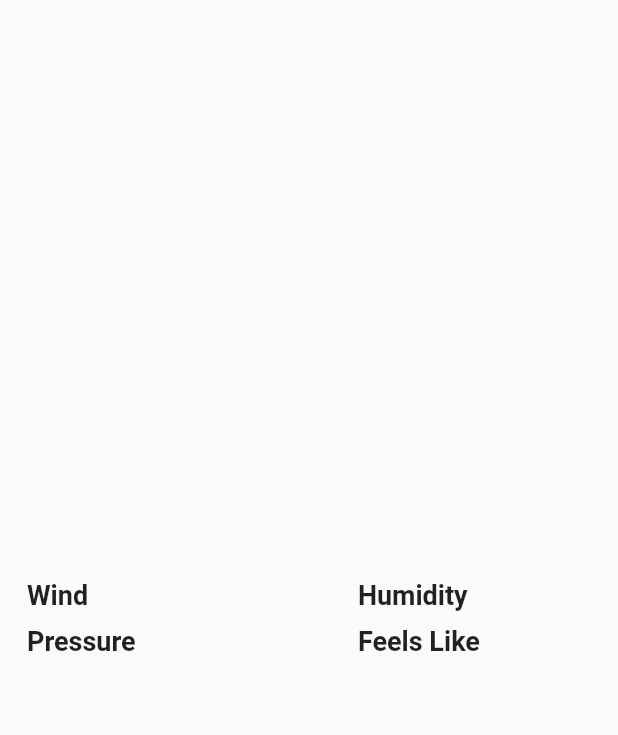
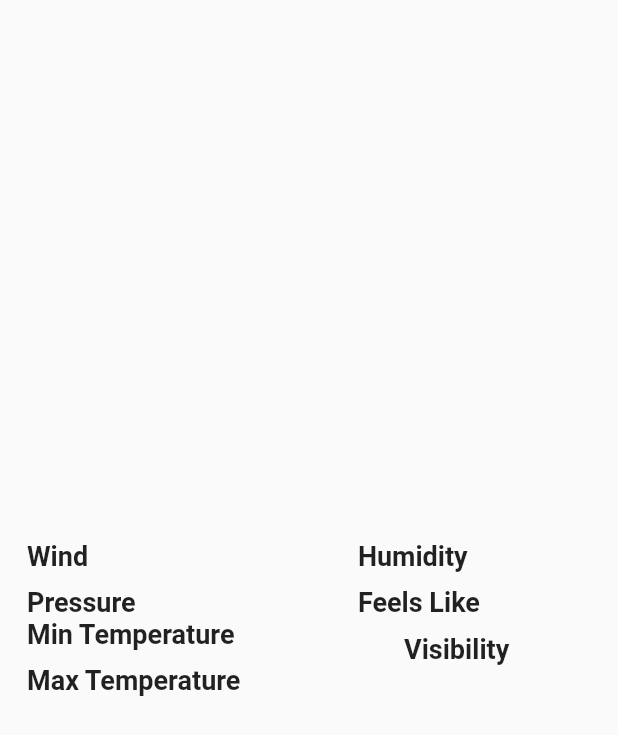
Before and after one commit to anishbasnet027/Weather_API, a Flutter app: what additionalInformation() shows on an empty page, opened directly with empty values, on a phone screen of 412 x 824 dp. Shown: the top 735 px of the screen. Run offline on Flutter 3.47's test engine with Material 2 defaults, Android fonts, the phone set to English and light mode, and no system bars; network calls fail.

Commit message:
done first phase

```diff
--- a/lib/main.dart
+++ b/lib/main.dart
@@ -64,8 +64,14 @@ class _HomePageState extends State<HomePage> {
                   SizedBox(
                     height: 20,
                   ),
-                  additionalInformation("${data!.wind}", "${data!.feels_like}",
-                      "${data!.humidity}", "${data!.pressure}"),
+                  additionalInformation(
+                      "${data!.wind}",
+                      "${data!.feels_like}",
+                      "${data!.humidity}",
+                      "${data!.pressure}",
+                      "${data!.minTemperature}",
+                      "${data!.maxTemperature}",
+                      "${data!.visibility}"),
                   SizedBox(
                     height: 12,
                   ),
--- a/lib/models/weather_models.dart
+++ b/lib/models/weather_models.dart
@@ -4,19 +4,25 @@ class Weather {
   double? latitude;
   double? longitude;
   double? temperature;
+  double? minTemperature;
+  double? maxTemperature;
   double? wind;
   int? humidity;
   double? feels_like;
   int? pressure;
   String? name;
+  String? visibility;
 
   Weather(
       {required this.latitude,
       this.longitude,
       this.temperature,
+      this.minTemperature,
+      this.maxTemperature,
       this.wind,
       this.humidity,
       this.feels_like,
+      this.visibility,
       this.name,
       this.pressure});
 
@@ -24,10 +30,13 @@ class Weather {
     latitude = json["coord"]["lat"];
     longitude = json["coord"]["lon"];
     temperature = json["main"]["temp"];
+    minTemperature = json["main"]["temp_min"];
     wind = json["wind"]["speed"];
     humidity = json["main"]["humidity"];
     feels_like = json["main"]["feels_like"];
     name = json["name"];
     pressure = json["main"]["pressure"];
+    maxTemperature = json["main"]["temp_max"];
+    visibility = json["visibility"];
   }
 }
--- a/lib/views/additional_information.dart
+++ b/lib/views/additional_information.dart
@@ -1,7 +1,14 @@
 import 'package:flutter/material.dart';
 
 Widget additionalInformation(
-    String wind, String pressure, String Humidity, String feels_like) {
+  String wind,
+  String pressure,
+  String Humidity,
+  String feels_like,
+  String minTeperature,
+  String maxTemperature,
+  String visibility,
+) {
   return Container(
     width: double.infinity,
     padding: EdgeInsets.all(18),
@@ -106,6 +113,87 @@ Widget additionalInformation(
               ],
             ),
           ],
+        ),
+        Row(
+          mainAxisAlignment: MainAxisAlignment.spaceBetween,
+          crossAxisAlignment: CrossAxisAlignment.center,
+          children: [
+            Column(
+              mainAxisAlignment: MainAxisAlignment.start,
+              crossAxisAlignment: CrossAxisAlignment.start,
+              children: [
+                Text(
+                  "Min Temperature",
+                  style: TextStyle(
+                    fontWeight: FontWeight.w600,
+                    fontSize: 18,
+                  ),
+                ),
+                SizedBox(
+                  height: 10,
+                ),
+                Text(
+                  "Max Temperature",
+                  style: TextStyle(
+                    fontWeight: FontWeight.w600,
+                    fontSize: 18,
+                  ),
+                ),
+              ],
+            ),
+            Column(
+              mainAxisAlignment: MainAxisAlignment.start,
+              crossAxisAlignment: CrossAxisAlignment.start,
+              children: [
+                Text(
+                  "$minTeperature",
+                  style: TextStyle(
+                    fontWeight: FontWeight.w600,
+                    fontSize: 18,
+                  ),
+                ),
+                SizedBox(
+                  height: 10,
+                ),
+                Text(
+                  "$maxTemperature",
+                  style: TextStyle(
+                    fontWeight: FontWeight.w600,
+                    fontSize: 18,
+                  ),
+                ),
+              ],
+            ),
+            Column(
+              mainAxisAlignment: MainAxisAlignment.start,
+              crossAxisAlignment: CrossAxisAlignment.start,
+              children: [
+                Text(
+                  "Visibility",
+                  style: TextStyle(
+                    fontWeight: FontWeight.w600,
+                    fontSize: 18,
+                  ),
+                ),
+                SizedBox(
+                  height: 10,
+                ),
+              ],
+            ),
+            Column(
+              mainAxisAlignment: MainAxisAlignment.start,
+              crossAxisAlignment: CrossAxisAlignment.start,
+              children: [
+                Text(
+                  "$visibility",
+                  style: TextStyle(
+                    fontWeight: FontWeight.w600,
+                    fontSize: 18,
+                  ),
+                ),
+              ],
+            ),
+          ],
         )
       ],
     ),
```
